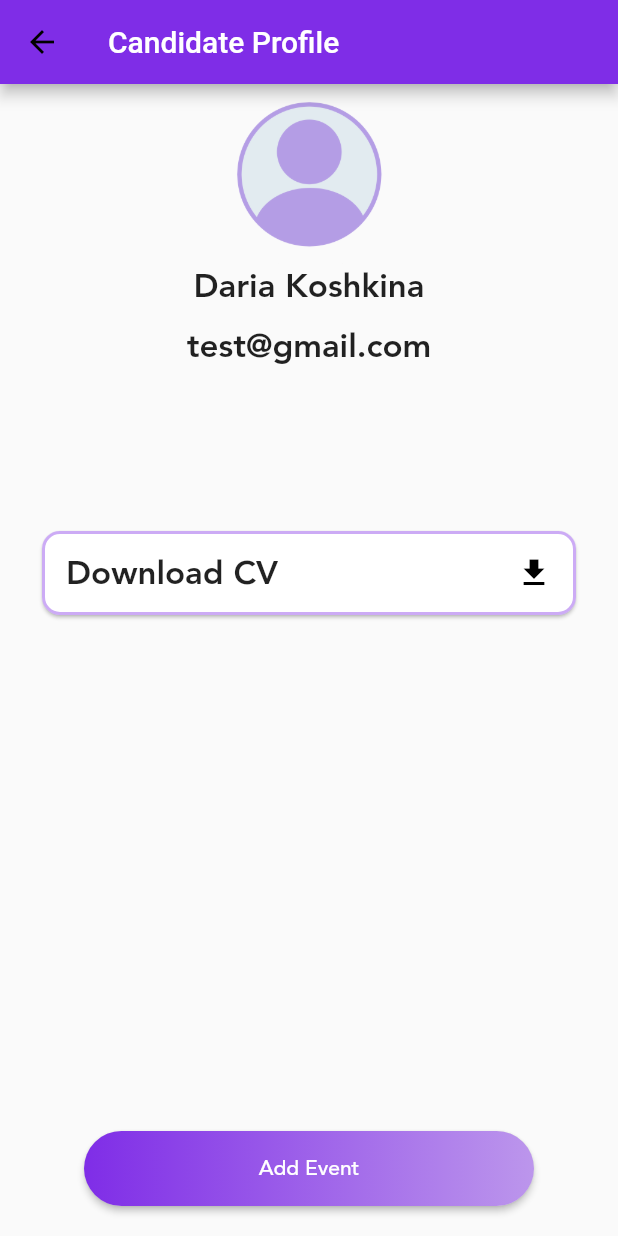
After one commit to sofiabukovskaya/Neophyte, a Flutter app: the CvPage screen opened by its route, after a tap on "Add Event", on a phone screen of 412 x 824 dp. The commit adds this screen. Run offline on Flutter 3.47's test engine with Material 2 defaults, Android fonts, the phone set to English and light mode, and no system bars; our stand-ins replace bottom_navy_bar, connectivity_plus, file_picker, get, shared_preferences, syncfusion_flutter_calendar; accounts and stored records are empty; network calls fail; statements that could not run were skipped.

Commit message:
create cv page

```diff
--- /dev/null
+++ b/lib/app/bindings/cv_binding.dart
@@ -0,0 +1,9 @@
+import 'package:get/get.dart';
+import '../controllers/cv_controller.dart';
+
+class CvBindings extends Bindings {
+  @override
+  void dependencies() {
+    Get.put<CvController>(CvController());
+  }
+}
--- /dev/null
+++ b/lib/app/controllers/cv_controller.dart
@@ -0,0 +1,27 @@
+import 'package:get/get.dart';
+
+import '../data/models/candidates.dart';
+import '../data/models/vacancies.dart';
+import '../data/providers/interfaces/i_vacancies_provider.dart';
+
+class CvController extends GetxController {
+  final candidate = Candidates.test();
+  final vacanciesProvider = Get.find<IVacanciesProvider>();
+
+  List<Vacancies> vacanciesList = [];
+  List<String> nameVacancies = [];
+
+  RxString vacancy = ''.obs;
+
+  @override
+  void onInit() async {
+    await vacanciesProvider
+        .listVacancies()
+        .then((value) => vacanciesList = value);
+    nameVacancies = vacanciesList.map((e) => e.name).toList();
+    nameVacancies = nameVacancies.toSet().toList();
+    vacancy.value = nameVacancies[candidate.vacancy ?? 0];
+    super.onInit();
+  }
+
+}
--- a/lib/app/data/models/candidates.dart
+++ b/lib/app/data/models/candidates.dart
@@ -29,4 +29,14 @@ class Candidates {
         'sv_file': cvFile,
         'vacancy': vacancy
       };
+
+  // ignore: sort_constructors_first
+  factory Candidates.test() {
+    return Candidates(
+      firstName: 'Daria',
+      lastName: 'Koshkina',
+      email: 'test@gmail.com',
+      vacancy: 2,
+    );
+  }
 }
--- a/lib/app/routes/app_pages.dart
+++ b/lib/app/routes/app_pages.dart
@@ -1,4 +1,6 @@
 import 'package:get/get.dart';
+import 'package:neophyte/app/bindings/cv_binding.dart';
+import 'package:neophyte/app/ui/pages/cv_page/cv_page.dart';
 
 import '../bindings/home_binding.dart';
 import '../bindings/sign_in_binding.dart';
@@ -34,10 +36,16 @@ class AppPages {
         transition: Transition.leftToRight,
         transitionDuration: Constants.kDurationSpeed),
     GetPage(
-        name: Routes.HOME,
+        name: Routes.CV,
         page: () => HomePage(),
         binding: HomeBindings(),
         transition: Transition.leftToRight,
         transitionDuration: Constants.kDurationSpeed),
+    GetPage(
+        name: Routes.HOME,
+        page: () => CvPage(),
+        binding: CvBindings(),
+        transition: Transition.leftToRight,
+        transitionDuration: Constants.kDurationSpeed),
   ];
 }
--- a/lib/app/routes/app_routes.dart
+++ b/lib/app/routes/app_routes.dart
@@ -3,5 +3,6 @@ abstract class Routes {
   static const SIGN_IN = '/sign_in';
   static const SIGN_UP = '/sign_up';
   static const HOME = '/home';
+  static const CV = '/cv';
   static const NO_CONNECTION = '/no_connection';
 }
--- /dev/null
+++ b/lib/app/ui/pages/cv_page/cv_page.dart
@@ -0,0 +1,77 @@
+import 'package:flutter/material.dart';
+import 'package:get/get.dart';
+import '../../global_widgets/linear_button.dart';
+import '../../../utils/constants.dart';
+import '../../../controllers/cv_controller.dart';
+
+class CvPage extends GetView<CvController> {
+  static const s22BlackW600 = TextStyle(
+      fontFamily: 'avenir', fontSize: 22, fontWeight: FontWeight.w600);
+
+  @override
+  Widget build(BuildContext context) {
+    return Obx(
+      () => SafeArea(
+        child: Scaffold(
+          appBar: AppBar(
+            leading: IconButton(
+              onPressed: () => Get.back(),
+              icon: const Icon(Icons.arrow_back_sharp),
+              color: Colors.black,
+            ),
+            title: const Text('Candidate Profile'),
+            backgroundColor: Constants.mainColor,
+          ),
+          body: Center(
+            child: Column(
+              children: [
+                SizedBox(
+                    height: 120,
+                    width: 120,
+                    child: Image.asset('assets/images/avatar.png',
+                        fit: BoxFit.fill)),
+                Text(
+                  controller.candidate.firstName +
+                      ' ' +
+                      controller.candidate.lastName,
+                  style: s22BlackW600,
+                ),
+                const SizedBox(height: 10.0),
+                Text(controller.candidate.email, style: s22BlackW600),
+                const SizedBox(height: 10.0),
+                Text(
+                  controller.vacancy.value,
+                  style: s22BlackW600,
+                ),
+                const Spacer(),
+                Padding(
+                  padding: const EdgeInsets.symmetric(horizontal: 24.0),
+                  child: Card(
+                    shape: RoundedRectangleBorder(
+                      side: BorderSide(
+                          color: Constants.mainColor.withOpacity(0.4),
+                          width: 2),
+                      borderRadius: BorderRadius.circular(12),
+                    ),
+                    child: const ListTile(
+                      trailing: Icon(Icons.download_sharp, color: Colors.black),
+                      title: Text(
+                        'Download CV',
+                        style: s22BlackW600,
+                      ),
+                    ),
+                  ),
+                ),
+                const Spacer(flex: 5),
+                Padding(
+                  padding: const EdgeInsets.all(20.0),
+                  child: LinearButton(buttonTitle: 'Add Event', onTap: () {}),
+                ),
+              ],
+            ),
+          ),
+        ),
+      ),
+    );
+  }
+}
--- a/lib/app/utils/constants.dart
+++ b/lib/app/utils/constants.dart
@@ -1,4 +1,5 @@
-import 'package:flutter/cupertino.dart';
+
+import 'package:flutter/material.dart';
 
 class Constants {
   //URL
```
Also changed, not shown: lib/app/ui/pages/home_page/tabs/сv_tab.dart (+16 -17 lines), 1 other file.
